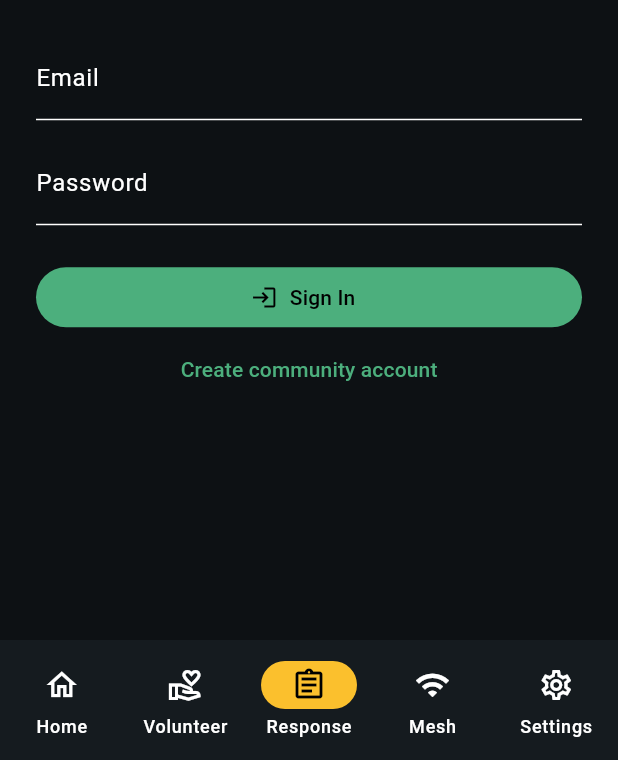
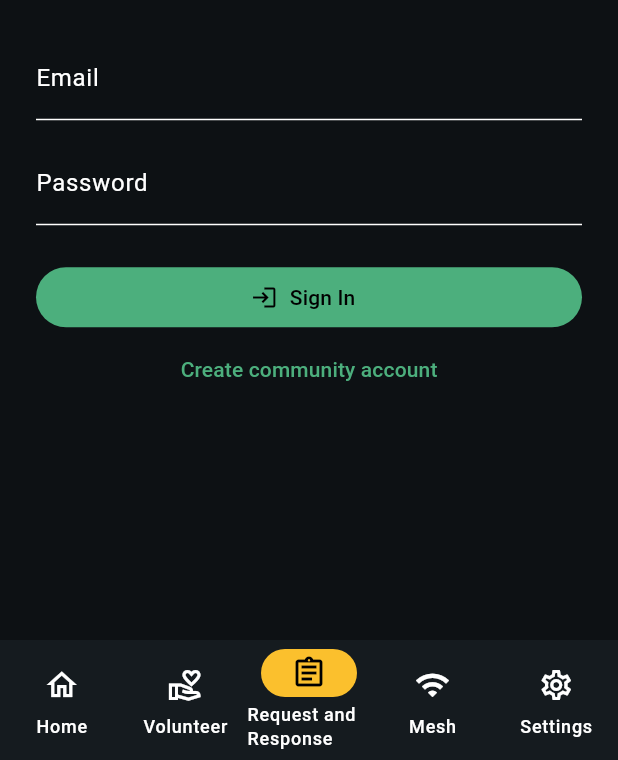
Before and after one commit to Ipshu-codes/relief-flow, a Flutter app: the screen it shows after launch, item 3 of the bottom bar chosen, on a phone screen of 412 x 824 dp, the part 476-1236 px from its top. Run offline on Flutter 3.47's test engine with Material 3 defaults, Android fonts, the phone set to English and light mode, and no system bars; our stand-ins replace flutter_blue_plus, geolocator, shared_preferences; missing offline and left inert: cryptography; network calls fail.

Commit message:
minor dashboard pages change

```diff
--- a/frontend/lib/screens/home.dart
+++ b/frontend/lib/screens/home.dart
@@ -95,7 +95,7 @@ class _HomeScreenState extends State<HomeScreen> {
           NavigationDestination(
               icon: Icon(Icons.volunteer_activism_outlined),
               label: 'Volunteer'),
-          NavigationDestination(icon: Icon(Icons.assignment_outlined), label: 'Response'),
+          NavigationDestination(icon: Icon(Icons.assignment_outlined), label: 'Request and Response'),
           NavigationDestination(icon: Icon(Icons.wifi_outlined), label: 'Mesh'),
           NavigationDestination(
               icon: Icon(Icons.settings_outlined), label: 'Settings'),
```
